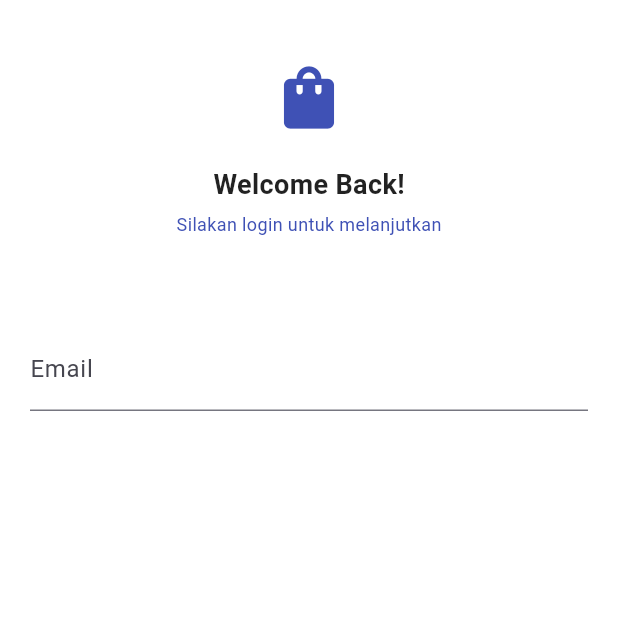
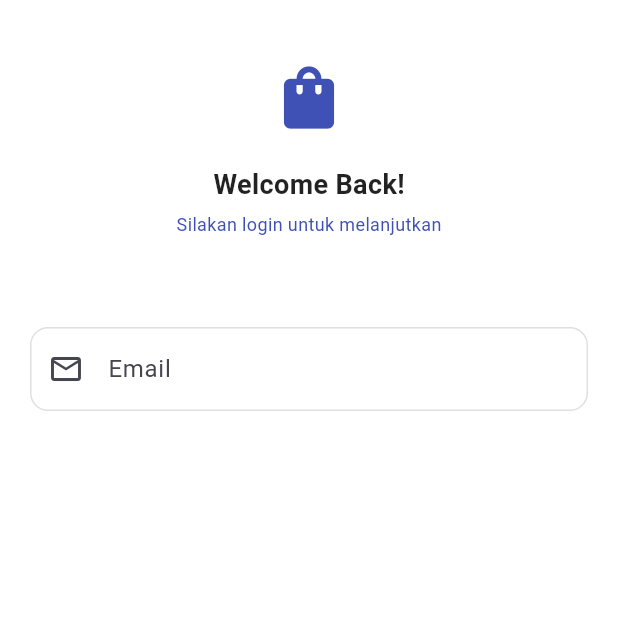
Before and after one commit to Mariariaardyanti/KB1179-1123150050-uts, a Flutter app: the Login screen opened directly, on a phone screen of 412 x 824 dp, the top half of it. Run offline on Flutter 3.47's test engine with Material 3 defaults, Android fonts, the phone set to English and light mode, and no system bars.

Commit message:
update: hintText, prefixIcon, border email

```diff
--- a/lib/screen/login.dart
+++ b/lib/screen/login.dart
@@ -14,11 +14,11 @@ class Login extends StatelessWidget {
             child: Column(
               mainAxisAlignment: MainAxisAlignment.center,
               crossAxisAlignment: CrossAxisAlignment.center,
-              children: const [
-                SizedBox(height: 20),
-                Icon(Icons.shopping_bag, size: 50, color: Colors.indigo),
-                SizedBox(height: 20),
-                Text(
+              children: [
+                const SizedBox(height: 20),
+                const Icon(Icons.shopping_bag, size: 50, color: Colors.indigo),
+                const SizedBox(height: 20),
+                const Text(
                   "Welcome Back!",
                   style: TextStyle(
                     fontSize: 18,
@@ -26,8 +26,8 @@ class Login extends StatelessWidget {
                     color: Colors.black87,
                   ),
                 ),
-                SizedBox(height: 5),
-                Text(
+                const SizedBox(height: 5),
+                const Text(
                   "Silakan login untuk melanjutkan",
                   style: TextStyle(
                     fontSize: 12,
@@ -39,6 +39,19 @@ class Login extends StatelessWidget {
                   keyboardType: TextInputType.emailAddress,
                   decoration: InputDecoration(
                     labelText: 'Email',
+                    hintText: 'Masukkan email anda',
+                    prefixIcon: const Icon(Icons.email_outlined),
+                    border: OutlineInputBorder(
+                      borderRadius: BorderRadius.circular(12),
+                    ),
+                    enabledBorder: OutlineInputBorder(
+                      borderRadius: BorderRadius.circular(12),
+                      borderSide: BorderSide(color: Colors.grey[300]!),
+                    ),
+                    focusedBorder: const OutlineInputBorder(
+                      borderRadius: BorderRadius.all(Radius.circular(12)),
+                      borderSide: BorderSide(color: Colors.indigo, width: 2),
+                    ),
                   ),
                 ),
               ],
```
Lines whose indentation alone changed are shown as unchanged.
